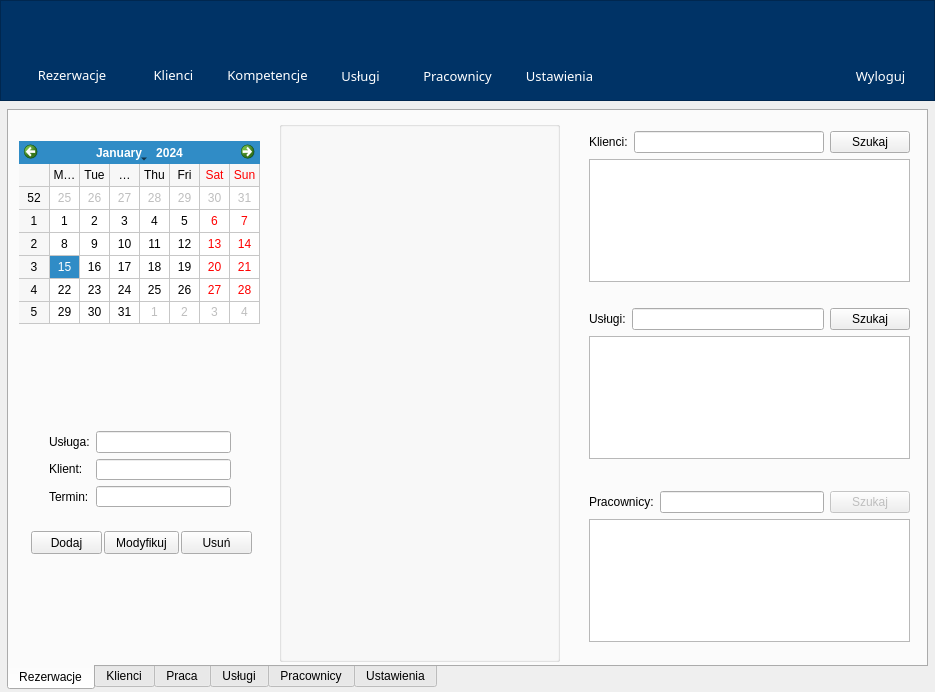
Old version of the form glowneokno.ui in the repository maciuk10/Gabinet_v1_0_0_Projekt.
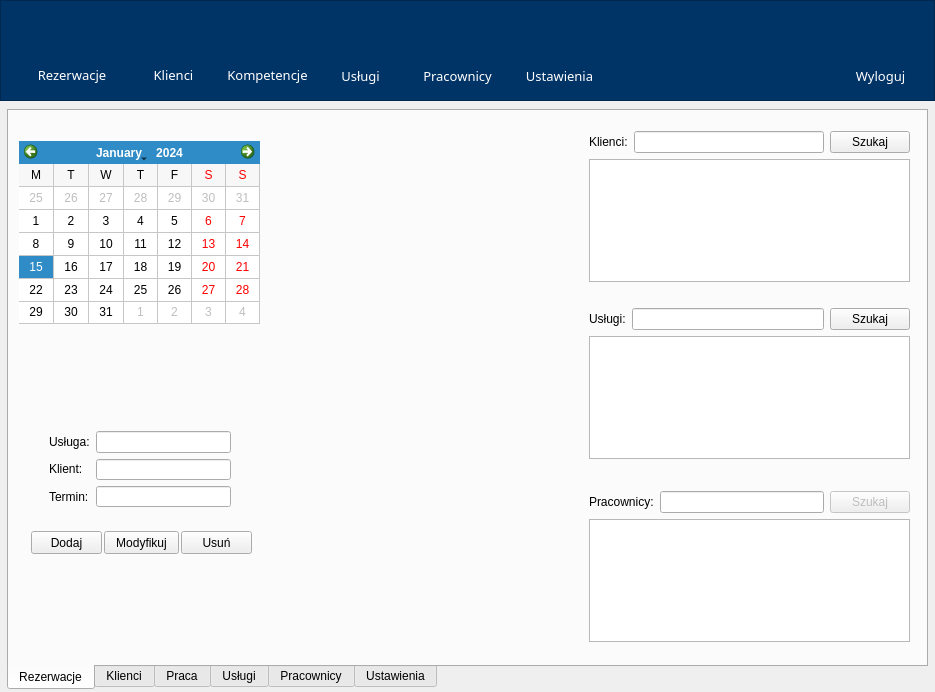
New version of the form. Icons and pictures are not drawn. Custom widgets are drawn as their Qt base class.

Diff of the .ui file:
```diff
--- a/glowneokno.ui
+++ b/glowneokno.ui
@@ -442,8 +442,11 @@
       <property name="gridVisible">
        <bool>true</bool>
       </property>
+      <property name="horizontalHeaderFormat">
+       <enum>QCalendarWidget::SingleLetterDayNames</enum>
+      </property>
       <property name="verticalHeaderFormat">
-       <enum>QCalendarWidget::ISOWeekNumbers</enum>
+       <enum>QCalendarWidget::NoVerticalHeader</enum>
       </property>
      </widget>
      <widget class="QPushButton" name="pushButton">
@@ -491,9 +494,24 @@
         <x>270</x>
         <y>10</y>
         <width>281</width>
-        <height>541</height>
+        <height>400</height>
        </rect>
       </property>
+      <property name="minimumSize">
+       <size>
+        <width>281</width>
+        <height>400</height>
+       </size>
+      </property>
+      <property name="maximumSize">
+       <size>
+        <width>281</width>
+        <height>500</height>
+       </size>
+      </property>
+      <property name="styleSheet">
+       <string notr="true">border: none;</string>
+      </property>
       <property name="title">
        <string/>
       </property>
```
Left out of the diff: 30 changed lines with no effect on the pictures.
